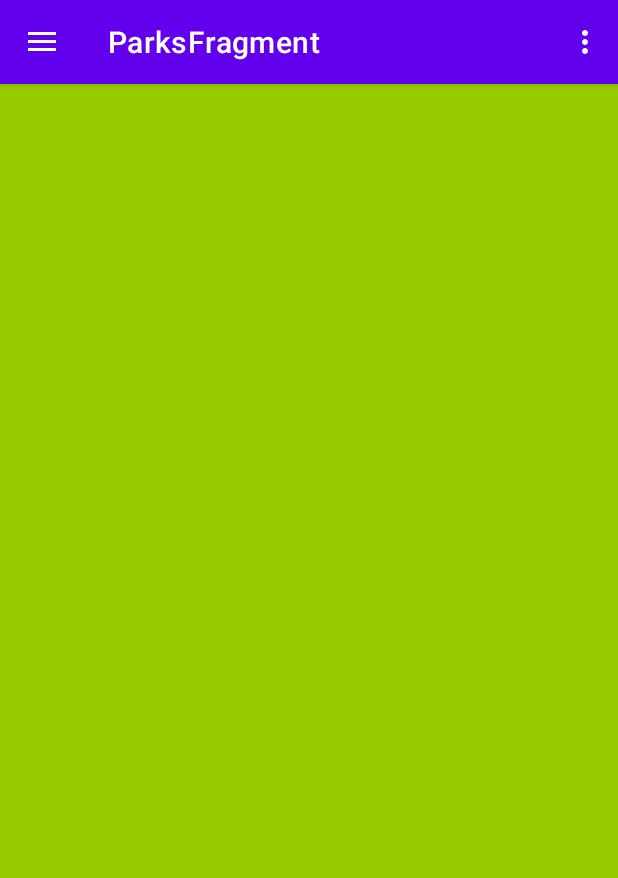
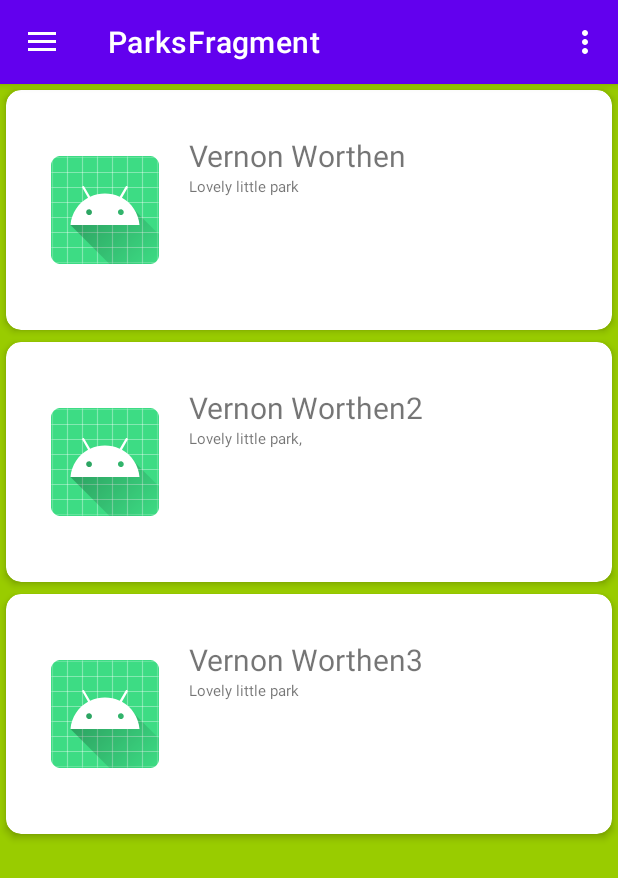
Before and after one commit to phinespec/state-parks, an Android app: the screen it shows after launch (MainActivity), in the side drawer, after a tap on "Parks", on a phone screen of 412 x 824 dp. Shown: the top 878 px of the screen. Run offline under Robolectric (Android 15) with nearby library versions, the phone set to English and light mode, and no system bars; our stand-ins replace Room's generated code, data binding, navigation-ui.

Commit message:
Park dummy data working in recyclerView

```diff
--- a/app/src/main/AndroidManifest.xml
+++ b/app/src/main/AndroidManifest.xml
@@ -10,7 +10,7 @@
     <uses-permission android:name="android.permission.ACCESS_FINE_LOCATION" />
 
     <application
-        android:allowBackup="true"
+        android:allowBackup="false"
         android:icon="@mipmap/ic_launcher"
         android:label="@string/app_name"
         android:roundIcon="@mipmap/ic_launcher_round"
--- a/app/src/main/java/com/example/stateparks/MainActivity.kt
+++ b/app/src/main/java/com/example/stateparks/MainActivity.kt
@@ -44,26 +44,22 @@ class MainActivity : AppCompatActivity() {
         navView.setupWithNavController(navController)
     }
 
-    suspend fun onFirstRun(): Result = coroutineScope {
-        try {
-            applicationContext.assets.open(PARKS_DATA_FILENAME).use { inputStream ->
-                JsonReader(inputStream.reader()).use { jsonReader ->
-                    val parksType = object : TypeToken<List<Park>>() {}.type
-                    val parksList: List<Park> = Gson().fromJson(jsonReader)
-
-                    val database = ParksDatabase.getInstance(applicationContext)
-                    database.parksDatabaseDao.insertAll(parksList)
-
-                    Result.success()
-                }
-            } catch (ex: Exception) {
-                Log.e(TAG, "Error seeding database", ex)
-                Result.failure()
-            }
-        }
-
-
-    }
+//    suspend fun onFirstRun(): Result = coroutineScope {
+//            applicationContext.assets.open(PARKS_DATA_FILENAME).use { inputStream ->
+//                JsonReader(inputStream.reader()).use { jsonReader ->
+//                    val parksType = object : TypeToken<List<Park>>() {}.type
+//                    val parksList: List<Park> = Gson().fromJson(jsonReader)
+//
+//                    val database = ParksDatabase.getInstance(applicationContext)
+//                    database.parksDatabaseDao.insertAll(parksList)
+//
+//                    Result.success()
+//                }
+//
+//        }
+//
+//
+//    }
 
     override fun onCreateOptionsMenu(menu: Menu): Boolean {
         menuInflater.inflate(R.menu.main, menu)
--- a/app/src/main/java/com/example/stateparks/adapters/ParksRecyclerAdapter.kt
+++ b/app/src/main/java/com/example/stateparks/adapters/ParksRecyclerAdapter.kt
@@ -1,20 +1,22 @@
 package com.example.stateparks.adapters
 
+import android.content.Context
 import android.view.LayoutInflater
 import android.view.View
 import android.view.ViewGroup
-import android.widget.ImageView
 import android.widget.TextView
 import android.widget.Toast
 import androidx.recyclerview.widget.RecyclerView
 import com.example.stateparks.R
+import com.example.stateparks.data.Park
+import kotlinx.android.synthetic.main.parks_item.view.*
 
-class ParksRecyclerAdapter(val parksList: List<String>, private var images: List<Int>) :
+class ParksRecyclerAdapter(val context: Context, val parksList: List<Park>) :
         RecyclerView.Adapter<ParksRecyclerAdapter.ParksViewHolder>() {
 
     inner class ParksViewHolder(itemView: View) : RecyclerView.ViewHolder(itemView) {
-        val parksTextView: TextView = itemView.findViewById(R.id.parks_text)
-        val parksImage: ImageView = itemView.findViewById(R.id.iv_image)
+        val tvParkTitle: TextView = itemView.park_title
+        val tvParkDescription: TextView = itemView.park_description
 
 
         init {
@@ -25,9 +27,6 @@ class ParksRecyclerAdapter(val parksList: List<String>, private var images: List
             }
         }
 
-        fun bind(parkName: String) {
-            parksTextView.text = parkName
-        }
     }
 
     override fun onCreateViewHolder(parent: ViewGroup, viewType: Int): ParksViewHolder {
@@ -42,8 +41,10 @@ class ParksRecyclerAdapter(val parksList: List<String>, private var images: List
     }
 
     override fun onBindViewHolder(holder: ParksViewHolder, position: Int) {
-        holder.bind(parksList[position])
-        holder.parksTextView.text = parksList[position]
-        holder.parksImage.setImageResource(images[position])
+
+        val park = parksList[position]
+
+        holder.tvParkTitle.text = park.name
+        holder.tvParkDescription.text = park.remarks
     }
 }
--- a/app/src/main/java/com/example/stateparks/data/ParksDatabaseDao.kt
+++ b/app/src/main/java/com/example/stateparks/data/ParksDatabaseDao.kt
@@ -6,10 +6,8 @@ import androidx.room.Insert
 import androidx.room.OnConflictStrategy
 import androidx.room.Query
 
+@Dao
 interface ParksDatabaseDao {
-
-    @Dao
-    interface ParksDatabaseDao {
 
         @Insert(onConflict = OnConflictStrategy.REPLACE)
         suspend fun insertAll(parks: List<Park>)
@@ -19,7 +17,4 @@ interface ParksDatabaseDao {
 
         @Query("SELECT * FROM state_parks_table ORDER BY id DESC")
         fun getAllParks(): LiveData<List<Park>>
-    }
-
-
 }
--- a/app/src/main/java/com/example/stateparks/utilities/Constants.kt
+++ b/app/src/main/java/com/example/stateparks/utilities/Constants.kt
@@ -1,3 +1,3 @@
 package com.example.stateparks.utilities
 
-const val PARKS_DATA_FILENAME
+const val PARKS_DATA_FILENAME = "parks.json"
--- a/app/src/main/java/com/example/stateparks/view/parks/ParksFragment.kt
+++ b/app/src/main/java/com/example/stateparks/view/parks/ParksFragment.kt
@@ -6,23 +6,21 @@ import android.view.View
 import android.view.ViewGroup
 import androidx.databinding.DataBindingUtil
 import androidx.fragment.app.Fragment
-import androidx.lifecycle.ViewModelProvider
 import androidx.lifecycle.ViewModelProviders
 import androidx.recyclerview.widget.RecyclerView
 import com.example.stateparks.R
 import com.example.stateparks.adapters.ParksRecyclerAdapter
+import com.example.stateparks.data.Park
 import com.example.stateparks.data.ParksDatabase
-import com.example.stateparks.data.ParksDatabaseDao
 import com.example.stateparks.databinding.FragmentParksBinding
-import java.io.InputStream
-import java.nio.channels.AsynchronousFileChannel.open
 
 class ParksFragment : Fragment() {
 
 //    private lateinit var parksViewModel: ParksViewModel
 
 
-    private val imageList = mutableListOf<Int>()
+    private val parksDummyData = listOf<Park>(Park(1, "Vernon Worthen", "Lovely little park", 583493.3, 0434.0),
+        Park(2, "Vernon Worthen2", "Lovely little park, ", 583493.3, 0434.0), Park(3, "Vernon Worthen3", "Lovely little park", 583493.3, 0434.0))
 
     override fun onCreateView(
         inflater: LayoutInflater, container: ViewGroup?,
@@ -40,7 +38,9 @@ class ParksFragment : Fragment() {
                 this, viewModelFactory).get(ParksViewModel::class.java)
 
         val recyclerView: RecyclerView = binding.parksRecyclerView
-//        recyclerView.adapter = ParksRecyclerAdapter()
+
+        // here is where we hook up the adapter with our fragment and pass in our parksList
+        recyclerView.adapter = ParksRecyclerAdapter(requireContext(), parksDummyData)
 
         binding.parksViewModel = parksViewModel
         binding.lifecycleOwner = this
--- a/app/src/main/res/layout/parks_item.xml
+++ b/app/src/main/res/layout/parks_item.xml
@@ -35,12 +35,21 @@
         android:orientation="vertical">
 
     <TextView
-        android:id="@+id/parks_text"
+        android:id="@+id/park_title"
         android:layout_width="wrap_content"
         android:layout_height="wrap_content"
         android:layout_marginStart="10dp"
-        android:text="TextView"
+        android:text="Title"
         android:textSize="20sp" />
+
+    <TextView
+        android:id="@+id/park_description"
+        android:layout_width="wrap_content"
+        android:layout_height="wrap_content"
+        android:layout_marginStart="10dp"
+        android:text="Description"
+        android:textSize="10sp" />
+
 
     </LinearLayout>
 
```
Also changed, not shown: gradle/wrapper/gradle-wrapper.properties, 1 other file.
